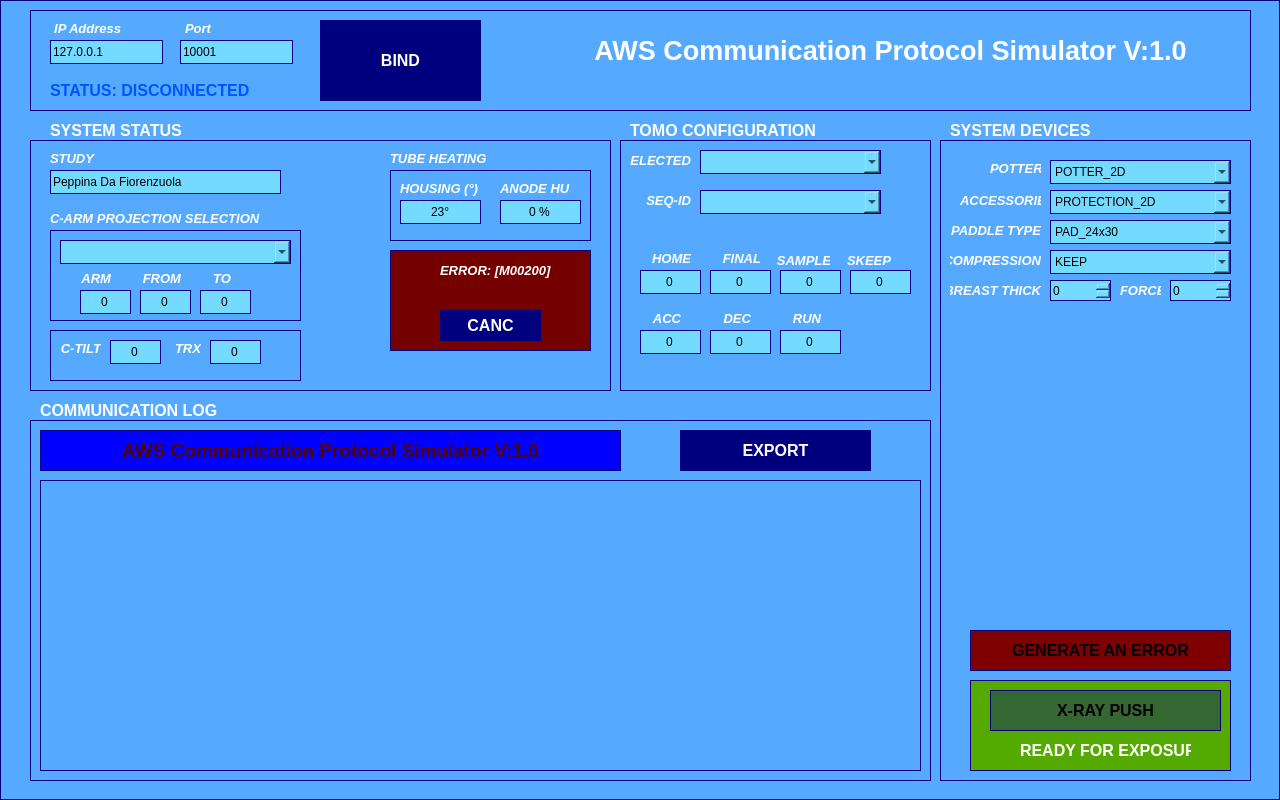
Qt form TEST_AWS/SOURCE/startupWindow.ui (marcorispoli/MCPU_Z190_VECCHIO) before a commit.
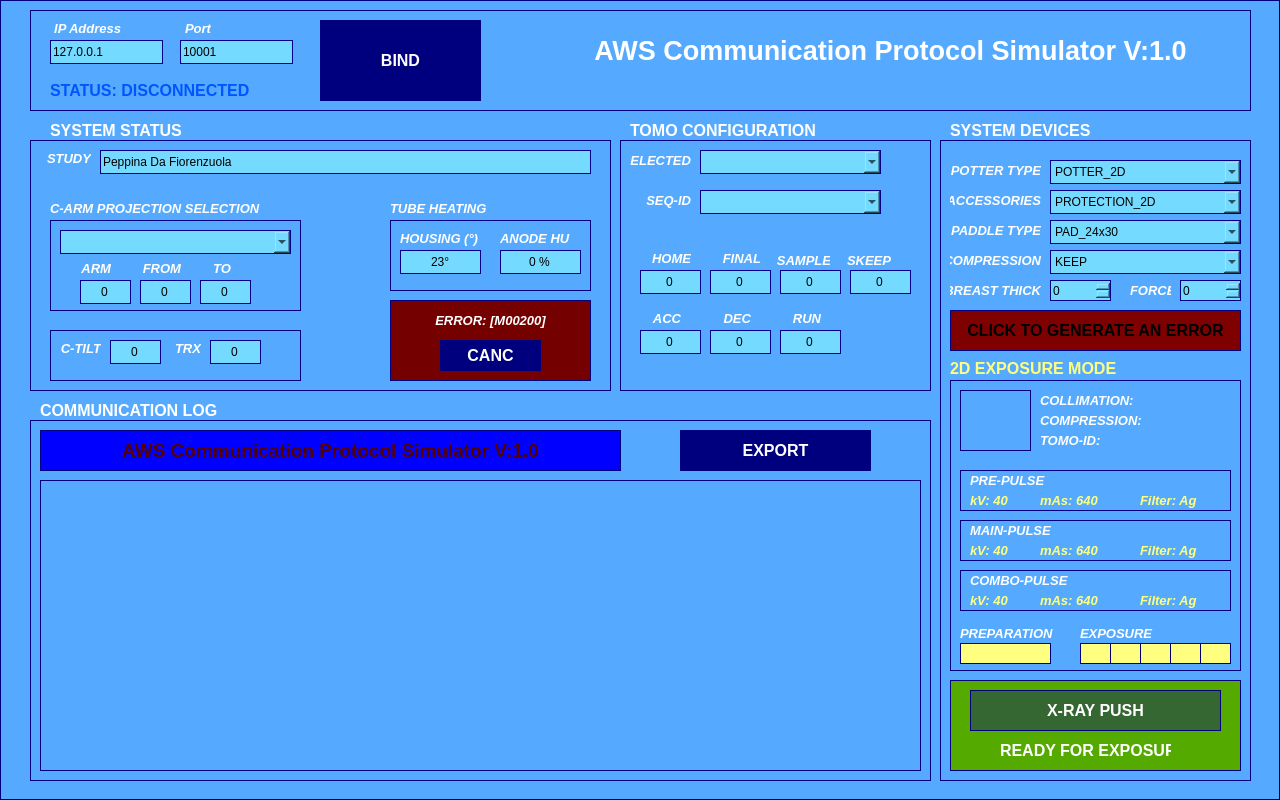
The same form after that commit. Icons and pictures are not drawn.

Patch:
```diff
--- a/TEST_AWS/SOURCE/startupWindow.ui
+++ b/TEST_AWS/SOURCE/startupWindow.ui
@@ -370,9 +370,9 @@
     <widget class="QLineEdit" name="studyName">
      <property name="geometry">
       <rect>
-       <x>20</x>
-       <y>30</y>
-       <width>231</width>
+       <x>70</x>
+       <y>10</y>
+       <width>491</width>
        <height>24</height>
       </rect>
      </property>
@@ -392,7 +392,7 @@
      <property name="geometry">
       <rect>
        <x>20</x>
-       <y>70</y>
+       <y>60</y>
        <width>211</width>
        <height>16</height>
       </rect>
@@ -416,7 +416,7 @@
     <widget class="QLabel" name="label_8">
      <property name="geometry">
       <rect>
-       <x>20</x>
+       <x>10</x>
        <y>10</y>
        <width>51</width>
        <height>16</height>
@@ -437,12 +437,15 @@
      <property name="text">
       <string>STUDY</string>
      </property>
+     <property name="alignment">
+      <set>Qt::AlignRight|Qt::AlignTrailing|Qt::AlignVCenter</set>
+     </property>
     </widget>
     <widget class="QLabel" name="label_40">
      <property name="geometry">
       <rect>
        <x>360</x>
-       <y>10</y>
+       <y>60</y>
        <width>131</width>
        <height>16</height>
       </rect>
@@ -467,7 +470,7 @@
      <property name="geometry">
       <rect>
        <x>360</x>
-       <y>30</y>
+       <y>80</y>
        <width>201</width>
        <height>71</height>
       </rect>
@@ -581,7 +584,7 @@
      <property name="geometry">
       <rect>
        <x>20</x>
-       <y>90</y>
+       <y>80</y>
        <width>251</width>
        <height>91</height>
       </rect>
@@ -894,9 +897,9 @@
      <property name="geometry">
       <rect>
        <x>360</x>
-       <y>110</y>
+       <y>160</y>
        <width>201</width>
-       <height>101</height>
+       <height>81</height>
       </rect>
      </property>
      <property name="styleSheet">
@@ -911,9 +914,9 @@
      <widget class="QLabel" name="errorLabel">
       <property name="geometry">
        <rect>
-        <x>50</x>
+        <x>10</x>
         <y>10</y>
-        <width>111</width>
+        <width>181</width>
         <height>20</height>
        </rect>
       </property>
@@ -932,12 +935,15 @@
       <property name="text">
        <string>ERROR: [M00200]</string>
       </property>
+      <property name="alignment">
+       <set>Qt::AlignCenter</set>
+      </property>
      </widget>
      <widget class="QPushButton" name="cancError">
       <property name="geometry">
        <rect>
         <x>50</x>
-        <y>60</y>
+        <y>40</y>
         <width>101</width>
         <height>31</height>
        </rect>
@@ -1492,7 +1498,7 @@
     <widget class="QLabel" name="label_20">
      <property name="geometry">
       <rect>
-       <x>180</x>
+       <x>190</x>
        <y>140</y>
        <width>41</width>
        <height>20</height>
@@ -1544,9 +1550,9 @@
     <widget class="QLabel" name="label_13">
      <property name="geometry">
       <rect>
-       <x>20</x>
+       <x>10</x>
        <y>50</y>
-       <width>81</width>
+       <width>91</width>
        <height>20</height>
       </rect>
      </property>
@@ -1565,13 +1571,16 @@
      <property name="text">
       <string>ACCESSORIES</string>
      </property>
+     <property name="alignment">
+      <set>Qt::AlignRight|Qt::AlignTrailing|Qt::AlignVCenter</set>
+     </property>
     </widget>
     <widget class="QComboBox" name="paddlesCombo">
      <property name="geometry">
       <rect>
        <x>110</x>
        <y>80</y>
-       <width>181</width>
+       <width>191</width>
        <height>24</height>
       </rect>
      </property>
@@ -1680,7 +1689,7 @@
     <widget class="QSpinBox" name="forceSpin">
      <property name="geometry">
       <rect>
-       <x>230</x>
+       <x>240</x>
        <y>140</y>
        <width>61</width>
        <height>21</height>
@@ -1735,10 +1744,10 @@
     <widget class="QLabel" name="label_12">
      <property name="geometry">
       <rect>
-       <x>50</x>
+       <x>10</x>
        <y>20</y>
-       <width>51</width>
-       <height>16</height>
+       <width>91</width>
+       <height>20</height>
       </rect>
      </property>
      <property name="font">
@@ -1754,7 +1763,10 @@
 </string>
      </property>
      <property name="text">
-      <string>POTTER</string>
+      <string>POTTER TYPE</string>
+     </property>
+     <property name="alignment">
+      <set>Qt::AlignRight|Qt::AlignTrailing|Qt::AlignVCenter</set>
      </property>
     </widget>
     <widget class="QComboBox" name="accessoriesCombo">
@@ -1762,7 +1774,7 @@
       <rect>
        <x>110</x>
        <y>50</y>
-       <width>181</width>
+       <width>191</width>
        <height>24</height>
       </rect>
      </property>
@@ -1805,7 +1817,7 @@
       <rect>
        <x>110</x>
        <y>20</y>
-       <width>181</width>
+       <width>191</width>
        <height>24</height>
       </rect>
      </property>
@@ -1863,7 +1875,7 @@
       <rect>
        <x>110</x>
        <y>110</y>
-       <width>181</width>
+       <width>191</width>
        <height>24</height>
       </rect>
      </property>
@@ -1917,9 +1929,9 @@
     <widget class="QPushButton" name="generateError">
      <property name="geometry">
       <rect>
-       <x>30</x>
-       <y>490</y>
-       <width>261</width>
+       <x>10</x>
+       <y>170</y>
+       <width>291</width>
        <height>41</height>
       </rect>
      </property>
@@ -1934,7 +1946,7 @@
 </string>
      </property>
      <property name="text">
-      <string>GENERATE AN ERROR</string>
+      <string>CLICK TO GENERATE AN ERROR</string>
      </property>
      <property name="checkable">
       <bool>false</bool>
@@ -1946,9 +1958,9 @@
     <widget class="QFrame" name="frameReady">
      <property name="geometry">
       <rect>
-       <x>30</x>
+       <x>10</x>
        <y>540</y>
-       <width>261</width>
+       <width>291</width>
        <height>91</height>
       </rect>
      </property>
@@ -1993,7 +2005,7 @@
        <rect>
         <x>20</x>
         <y>10</y>
-        <width>231</width>
+        <width>251</width>
         <height>41</height>
        </rect>
       </property>
@@ -2005,6 +2017,7 @@
       </property>
       <property name="styleSheet">
        <string notr="true">background-color: rgba(0, 0, 127,100);
+color: rgb(255, 255, 255);
 </string>
       </property>
       <property name="text">
@@ -2018,6 +2031,707 @@
       </property>
      </widget>
     </widget>
+    <widget class="QFrame" name="exposureFrame">
+     <property name="geometry">
+      <rect>
+       <x>10</x>
+       <y>240</y>
+       <width>291</width>
+       <height>291</height>
+      </rect>
+     </property>
+     <property name="frameShape">
+      <enum>QFrame::StyledPanel</enum>
+     </property>
+     <property name="frameShadow">
+      <enum>QFrame::Raised</enum>
+     </property>
+     <widget class="QFrame" name="xraySym">
+      <property name="geometry">
+       <rect>
+        <x>10</x>
+        <y>10</y>
+        <width>71</width>
+        <height>61</height>
+       </rect>
+      </property>
+      <property name="styleSheet">
+       <string notr="true">border-image: url(:/Sym/Sym/xray_sym.png);</string>
+      </property>
+      <property name="frameShape">
+       <enum>QFrame::StyledPanel</enum>
+      </property>
+      <property name="frameShadow">
+       <enum>QFrame::Raised</enum>
+      </property>
+     </widget>
+     <widget class="QFrame" name="pulse0Frame">
+      <property name="geometry">
+       <rect>
+        <x>10</x>
+        <y>90</y>
+        <width>271</width>
+        <height>41</height>
+       </rect>
+      </property>
+      <property name="frameShape">
+       <enum>QFrame::StyledPanel</enum>
+      </property>
+      <property name="frameShadow">
+       <enum>QFrame::Raised</enum>
+      </property>
+      <widget class="QLabel" name="kV0">
+       <property name="geometry">
+        <rect>
+         <x>10</x>
+         <y>20</y>
+         <width>51</width>
+         <height>20</height>
+        </rect>
+       </property>
+       <property name="font">
+        <font>
+         <pointsize>10</pointsize>
+         <italic>true</italic>
+         <bold>true</bold>
+        </font>
+       </property>
+       <property name="styleSheet">
+        <string notr="true">color: rgb(255, 255, 127);
+border-width: 0px;
+</string>
+       </property>
+       <property name="text">
+        <string>kV: 40</string>
+       </property>
+       <property name="alignment">
+        <set>Qt::AlignLeading|Qt::AlignLeft|Qt::AlignVCenter</set>
+       </property>
+      </widget>
+      <widget class="QLabel" name="mAs0">
+       <property name="geometry">
+        <rect>
+         <x>80</x>
+         <y>20</y>
+         <width>61</width>
+         <height>20</height>
+        </rect>
+       </property>
+       <property name="font">
+        <font>
+         <pointsize>10</pointsize>
+         <italic>true</italic>
+         <bold>true</bold>
+        </font>
+       </property>
+       <property name="styleSheet">
+        <string notr="true">color: rgb(255, 255, 127);
+border-width: 0px;
+</string>
+       </property>
+       <property name="text">
+        <string>mAs: 640</string>
+       </property>
+       <property name="alignment">
+        <set>Qt::AlignLeading|Qt::AlignLeft|Qt::AlignVCenter</set>
+       </property>
+      </widget>
+      <widget class="QLabel" name="filter0">
+       <property name="geometry">
+        <rect>
+         <x>180</x>
+         <y>20</y>
+         <width>61</width>
+         <height>20</height>
+        </rect>
+       </property>
+       <property name="font">
+        <font>
+         <pointsize>10</pointsize>
+         <italic>true</italic>
+         <bold>true</bold>
+        </font>
+       </property>
+       <property name="styleSheet">
+        <string notr="true">color: rgb(255, 255, 127);
+border-width: 0px;
+</string>
+       </property>
+       <property name="text">
+        <string>Filter: Ag</string>
+       </property>
+       <property name="alignment">
+        <set>Qt::AlignLeading|Qt::AlignLeft|Qt::AlignVCenter</set>
+       </property>
+      </widget>
+      <widget class="QLabel" name="title0">
+       <property name="geometry">
+        <rect>
+         <x>10</x>
+         <y>2</y>
+         <width>251</width>
+         <height>16</height>
+        </rect>
+       </property>
+       <property name="font">
+        <font>
+         <pointsize>10</pointsize>
+         <italic>true</italic>
+         <bold>true</bold>
+        </font>
+       </property>
+       <property name="styleSheet">
+        <string notr="true">color: rgb(255, 255, 255);
+border-width: 0px;
+</string>
+       </property>
+       <property name="text">
+        <string>PRE-PULSE</string>
+       </property>
+       <property name="alignment">
+        <set>Qt::AlignLeading|Qt::AlignLeft|Qt::AlignVCenter</set>
+       </property>
+      </widget>
+     </widget>
+     <widget class="QFrame" name="pulse1Frame">
+      <property name="geometry">
+       <rect>
+        <x>10</x>
+        <y>140</y>
+        <width>271</width>
+        <height>41</height>
+       </rect>
+      </property>
+      <property name="frameShape">
+       <enum>QFrame::StyledPanel</enum>
+      </property>
+      <property name="frameShadow">
+       <enum>QFrame::Raised</enum>
+      </property>
+      <widget class="QLabel" name="mAs1">
+       <property name="geometry">
+        <rect>
+         <x>80</x>
+         <y>20</y>
+         <width>61</width>
+         <height>20</height>
+        </rect>
+       </property>
+       <property name="font">
+        <font>
+         <pointsize>10</pointsize>
+         <italic>true</italic>
+         <bold>true</bold>
+        </font>
+       </property>
+       <property name="styleSheet">
+        <string notr="true">color: rgb(255, 255, 127);
+border-width: 0px;
+</string>
+       </property>
+       <property name="text">
+        <string>mAs: 640</string>
+       </property>
+       <property name="alignment">
+        <set>Qt::AlignLeading|Qt::AlignLeft|Qt::AlignVCenter</set>
+       </property>
+      </widget>
+      <widget class="QLabel" name="kV1">
+       <property name="geometry">
+        <rect>
+         <x>10</x>
+         <y>20</y>
+         <width>51</width>
+         <height>20</height>
+        </rect>
+       </property>
+       <property name="font">
+        <font>
+         <pointsize>10</pointsize>
+         <italic>true</italic>
+         <bold>true</bold>
+        </font>
+       </property>
+       <property name="styleSheet">
+        <string notr="true">color: rgb(255, 255, 127);
+border-width: 0px;
+</string>
+       </property>
+       <property name="text">
+        <string>kV: 40</string>
+       </property>
+       <property name="alignment">
+        <set>Qt::AlignLeading|Qt::AlignLeft|Qt::AlignVCenter</set>
+       </property>
+      </widget>
+      <widget class="QLabel" name="filter1">
+       <property name="geometry">
+        <rect>
+         <x>180</x>
+         <y>20</y>
+         <width>61</width>
+         <height>20</height>
+        </rect>
+       </property>
+       <property name="font">
+        <font>
+         <pointsize>10</pointsize>
+         <italic>true</italic>
+         <bold>true</bold>
+        </font>
+       </property>
+       <property name="styleSheet">
+        <string notr="true">color: rgb(255, 255, 127);
+border-width: 0px;
+</string>
+       </property>
+       <property name="text">
+        <string>Filter: Ag</string>
+       </property>
+       <property name="alignment">
+        <set>Qt::AlignLeading|Qt::AlignLeft|Qt::AlignVCenter</set>
+       </property>
+      </widget>
+      <widget class="QLabel" name="title1">
+       <property name="geometry">
+        <rect>
+         <x>10</x>
+         <y>2</y>
+         <width>251</width>
+         <height>16</height>
+        </rect>
+       </property>
+       <property name="font">
+        <font>
+         <pointsize>10</pointsize>
+         <italic>true</italic>
+         <bold>true</bold>
+        </font>
+       </property>
+       <property name="styleSheet">
+        <string notr="true">color: rgb(255, 255, 255);
+border-width: 0px;
+</string>
+       </property>
+       <property name="text">
+        <string>MAIN-PULSE</string>
+       </property>
+       <property name="alignment">
+        <set>Qt::AlignLeading|Qt::AlignLeft|Qt::AlignVCenter</set>
+       </property>
+      </widget>
+     </widget>
+     <widget class="QLabel" name="colliLabel">
+      <property name="geometry">
+       <rect>
+        <x>90</x>
+        <y>10</y>
+        <width>191</width>
+        <height>20</height>
+       </rect>
+      </property>
+      <property name="font">
+       <font>
+        <pointsize>10</pointsize>
+        <italic>true</italic>
+        <bold>true</bold>
+       </font>
+      </property>
+      <property name="styleSheet">
+       <string notr="true">color: rgb(255, 255, 255);
+border-width: 0px;
+</string>
+      </property>
+      <property name="text">
+       <string>COLLIMATION:</string>
+      </property>
+      <property name="alignment">
+       <set>Qt::AlignLeading|Qt::AlignLeft|Qt::AlignVCenter</set>
+      </property>
+     </widget>
+     <widget class="QLabel" name="comprLabel">
+      <property name="geometry">
+       <rect>
+        <x>90</x>
+        <y>30</y>
+        <width>191</width>
+        <height>20</height>
+       </rect>
+      </property>
+      <property name="font">
+       <font>
+        <pointsize>10</pointsize>
+        <italic>true</italic>
+        <bold>true</bold>
+       </font>
+      </property>
+      <property name="styleSheet">
+       <string notr="true">color: rgb(255, 255, 255);
+border-width: 0px;
+</string>
+      </property>
+      <property name="text">
+       <string>COMPRESSION:</string>
+      </property>
+      <property name="alignment">
+       <set>Qt::AlignLeading|Qt::AlignLeft|Qt::AlignVCenter</set>
+      </property>
+     </widget>
+     <widget class="QFrame" name="prepFrame">
+      <property name="geometry">
+       <rect>
+        <x>10</x>
+        <y>263</y>
+        <width>91</width>
+        <height>21</height>
+       </rect>
+      </property>
+      <property name="styleSheet">
+       <string notr="true">background-color: rgb(255, 255, 127);</string>
+      </property>
+      <property name="frameShape">
+       <enum>QFrame::StyledPanel</enum>
+      </property>
+      <property name="frameShadow">
+       <enum>QFrame::Raised</enum>
+      </property>
+     </widget>
+     <widget class="QLabel" name="label_46">
+      <property name="geometry">
+       <rect>
+        <x>10</x>
+        <y>243</y>
+        <width>101</width>
+        <height>20</height>
+       </rect>
+      </property>
+      <property name="font">
+       <font>
+        <pointsize>10</pointsize>
+        <italic>true</italic>
+        <bold>true</bold>
+       </font>
+      </property>
+      <property name="styleSheet">
+       <string notr="true">color: rgb(255, 255, 255);
+border-width: 0px;
+</string>
+      </property>
+      <property name="text">
+       <string>PREPARATION</string>
+      </property>
+      <property name="alignment">
+       <set>Qt::AlignLeading|Qt::AlignLeft|Qt::AlignVCenter</set>
+      </property>
+     </widget>
+     <widget class="QLabel" name="label_47">
+      <property name="geometry">
+       <rect>
+        <x>130</x>
+        <y>243</y>
+        <width>101</width>
+        <height>20</height>
+       </rect>
+      </property>
+      <property name="font">
+       <font>
+        <pointsize>10</pointsize>
+        <italic>true</italic>
+        <bold>true</bold>
+       </font>
+      </property>
+      <property name="styleSheet">
+       <string notr="true">color: rgb(255, 255, 255);
+border-width: 0px;
+</string>
+      </property>
+      <property name="text">
+       <string>EXPOSURE</string>
+      </property>
+      <property name="alignment">
+       <set>Qt::AlignLeading|Qt::AlignLeft|Qt::AlignVCenter</set>
+      </property>
+     </widget>
+     <widget class="QFrame" name="exp1">
+      <property name="geometry">
+       <rect>
+        <x>130</x>
+        <y>263</y>
+        <width>31</width>
+        <height>21</height>
+       </rect>
+      </property>
+      <property name="styleSheet">
+       <string notr="true">background-color: rgb(255, 255, 127);</string>
+      </property>
+      <property name="frameShape">
+       <enum>QFrame::StyledPanel</enum>
+      </property>
+      <property name="frameShadow">
+       <enum>QFrame::Raised</enum>
+      </property>
+     </widget>
+     <widget class="QFrame" name="exp2">
+      <property name="geometry">
+       <rect>
+        <x>160</x>
+        <y>263</y>
+        <width>31</width>
+        <height>21</height>
+       </rect>
+      </property>
+      <property name="styleSheet">
+       <string notr="true">background-color: rgb(255, 255, 127);</string>
+      </property>
+      <property name="frameShape">
+       <enum>QFrame::StyledPanel</enum>
+      </property>
+      <property name="frameShadow">
+       <enum>QFrame::Raised</enum>
+      </property>
+     </widget>
+     <widget class="QFrame" name="exp3">
+      <property name="geometry">
+       <rect>
+        <x>190</x>
+        <y>263</y>
+        <width>31</width>
+        <height>21</height>
+       </rect>
+      </property>
+      <property name="styleSheet">
+       <string notr="true">background-color: rgb(255, 255, 127);</string>
+      </property>
+      <property name="frameShape">
+       <enum>QFrame::StyledPanel</enum>
+      </property>
+      <property name="frameShadow">
+       <enum>QFrame::Raised</enum>
+      </property>
+     </widget>
+     <widget class="QFrame" name="exp4">
+      <property name="geometry">
+       <rect>
+        <x>220</x>
+        <y>263</y>
+        <width>31</width>
+        <height>21</height>
+       </rect>
+      </property>
+      <property name="styleSheet">
+       <string notr="true">background-color: rgb(255, 255, 127);</string>
+      </property>
+      <property name="frameShape">
+       <enum>QFrame::StyledPanel</enum>
+      </property>
+      <property name="frameShadow">
+       <enum>QFrame::Raised</enum>
+      </property>
+     </widget>
+     <widget class="QFrame" name="exp5">
+      <property name="geometry">
+       <rect>
+        <x>250</x>
+        <y>263</y>
+        <width>31</width>
+        <height>21</height>
+       </rect>
+      </property>
+      <property name="styleSheet">
+       <string notr="true">background-color: rgb(255, 255, 127);</string>
+      </property>
+      <property name="frameShape">
+       <enum>QFrame::StyledPanel</enum>
+      </property>
+      <property name="frameShadow">
+       <enum>QFrame::Raised</enum>
+      </property>
+     </widget>
+     <widget class="QLabel" name="tomoIdLabel">
+      <property name="geometry">
+       <rect>
+        <x>90</x>
+        <y>50</y>
+        <width>191</width>
+        <height>20</height>
+       </rect>
+      </property>
+      <property name="font">
+       <font>
+        <pointsize>10</pointsize>
+        <italic>true</italic>
+        <bold>true</bold>
+       </font>
+      </property>
+      <property name="styleSheet">
+       <string notr="true">color: rgb(255, 255, 255);
+border-width: 0px;
+</string>
+      </property>
+      <property name="text">
+       <string>TOMO-ID:</string>
+      </property>
+      <property name="alignment">
+       <set>Qt::AlignLeading|Qt::AlignLeft|Qt::AlignVCenter</set>
+      </property>
+     </widget>
+     <widget class="QFrame" name="pulse2Frame">
+      <property name="geometry">
+       <rect>
+        <x>10</x>
+        <y>190</y>
+        <width>271</width>
+        <height>41</height>
+       </rect>
+      </property>
+      <property name="frameShape">
+       <enum>QFrame::StyledPanel</enum>
+      </property>
+      <property name="frameShadow">
+       <enum>QFrame::Raised</enum>
+      </property>
+      <widget class="QLabel" name="mAs2">
+       <property name="geometry">
+        <rect>
+         <x>80</x>
+         <y>20</y>
+         <width>61</width>
+         <height>20</height>
+        </rect>
+       </property>
+       <property name="font">
+        <font>
+         <pointsize>10</pointsize>
+         <italic>true</italic>
+         <bold>true</bold>
+        </font>
+       </property>
+       <property name="styleSheet">
+        <string notr="true">color: rgb(255, 255, 127);
+border-width: 0px;
+</string>
+       </property>
+       <property name="text">
+        <string>mAs: 640</string>
+       </property>
+       <property name="alignment">
+        <set>Qt::AlignLeading|Qt::AlignLeft|Qt::AlignVCenter</set>
+       </property>
+      </widget>
+      <widget class="QLabel" name="kV2">
+       <property name="geometry">
+        <rect>
+         <x>10</x>
+         <y>20</y>
+         <width>51</width>
+         <height>20</height>
+        </rect>
+       </property>
+       <property name="font">
+        <font>
+         <pointsize>10</pointsize>
+         <italic>true</italic>
+         <bold>true</bold>
+        </font>
+       </property>
+       <property name="styleSheet">
+        <string notr="true">color: rgb(255, 255, 127);
+border-width: 0px;
+</string>
+       </property>
+       <property name="text">
+        <string>kV: 40</string>
+       </property>
+       <property name="alignment">
+        <set>Qt::AlignLeading|Qt::AlignLeft|Qt::AlignVCenter</set>
+       </property>
+      </widget>
+      <widget class="QLabel" name="filter2">
+       <property name="geometry">
+        <rect>
+         <x>180</x>
+         <y>20</y>
+         <width>61</width>
+         <height>20</height>
+        </rect>
+       </property>
+       <property name="font">
+        <font>
+         <pointsize>10</pointsize>
+         <italic>true</italic>
+         <bold>true</bold>
+        </font>
+       </property>
+       <property name="styleSheet">
+        <string notr="true">color: rgb(255, 255, 127);
+border-width: 0px;
+</string>
+       </property>
+       <property name="text">
+        <string>Filter: Ag</string>
+       </property>
+       <property name="alignment">
+        <set>Qt::AlignLeading|Qt::AlignLeft|Qt::AlignVCenter</set>
+       </property>
+      </widget>
+      <widget class="QLabel" name="title2">
+       <property name="geometry">
+        <rect>
+         <x>10</x>
+         <y>2</y>
+         <width>251</width>
+         <height>16</height>
+        </rect>
+       </property>
+       <property name="font">
+        <font>
+         <pointsize>10</pointsize>
+         <italic>true</italic>
+         <bold>true</bold>
+        </font>
+       </property>
+       <property name="styleSheet">
+        <string notr="true">color: rgb(255, 255, 255);
+border-width: 0px;
+</string>
+       </property>
+       <property name="text">
+        <string>COMBO-PULSE</string>
+       </property>
+       <property name="alignment">
+        <set>Qt::AlignLeading|Qt::AlignLeft|Qt::AlignVCenter</set>
+       </property>
+      </widget>
+     </widget>
+    </widget>
+    <widget class="QLabel" name="exposureTypeLabel">
+     <property name="geometry">
+      <rect>
+       <x>10</x>
+       <y>220</y>
+       <width>291</width>
+       <height>16</height>
+      </rect>
+     </property>
+     <property name="font">
+      <font>
+       <pointsize>12</pointsize>
+       <italic>false</italic>
+       <bold>true</bold>
+      </font>
+     </property>
+     <property name="styleSheet">
+      <string notr="true">color: rgb(255, 255, 127);
+border-width: 0px;
+</string>
+     </property>
+     <property name="text">
+      <string>2D EXPOSURE MODE</string>
+     </property>
+     <property name="alignment">
+      <set>Qt::AlignLeading|Qt::AlignLeft|Qt::AlignVCenter</set>
+     </property>
+    </widget>
    </widget>
    <widget class="QLabel" name="label_38">
     <property name="geometry">
```
Left out of the diff: 2 changed lines with no effect on the pictures.
